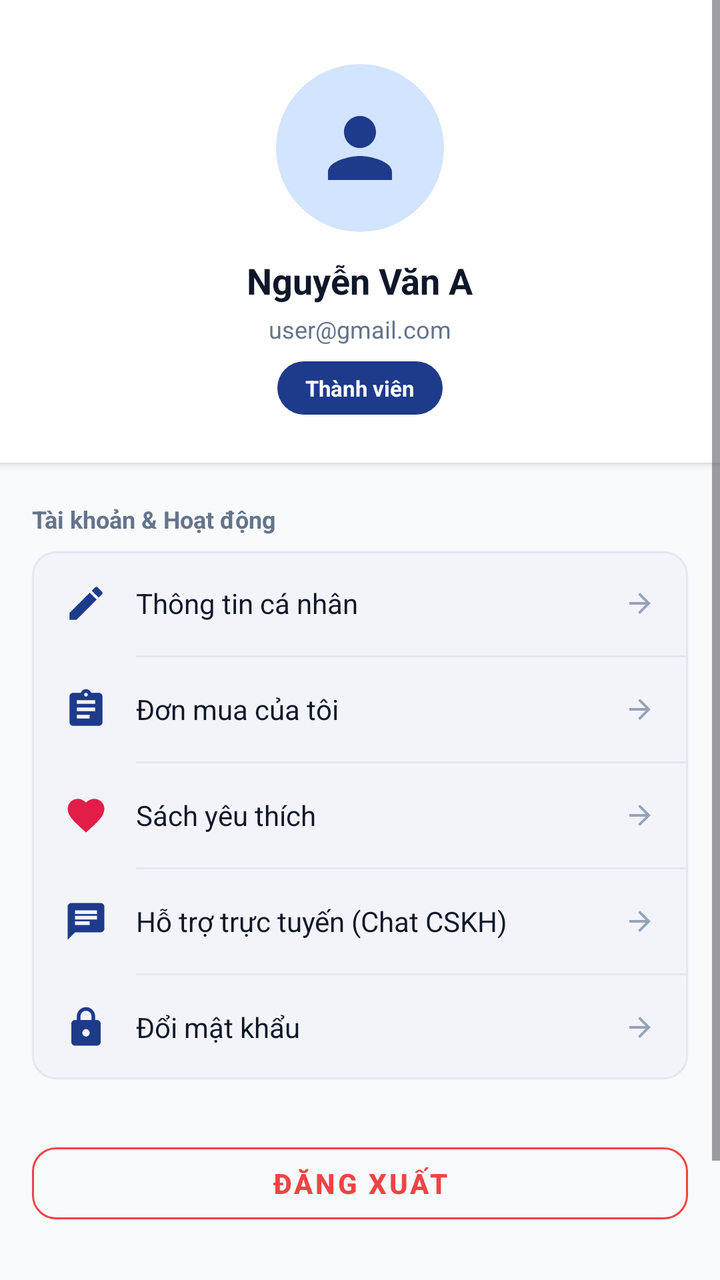
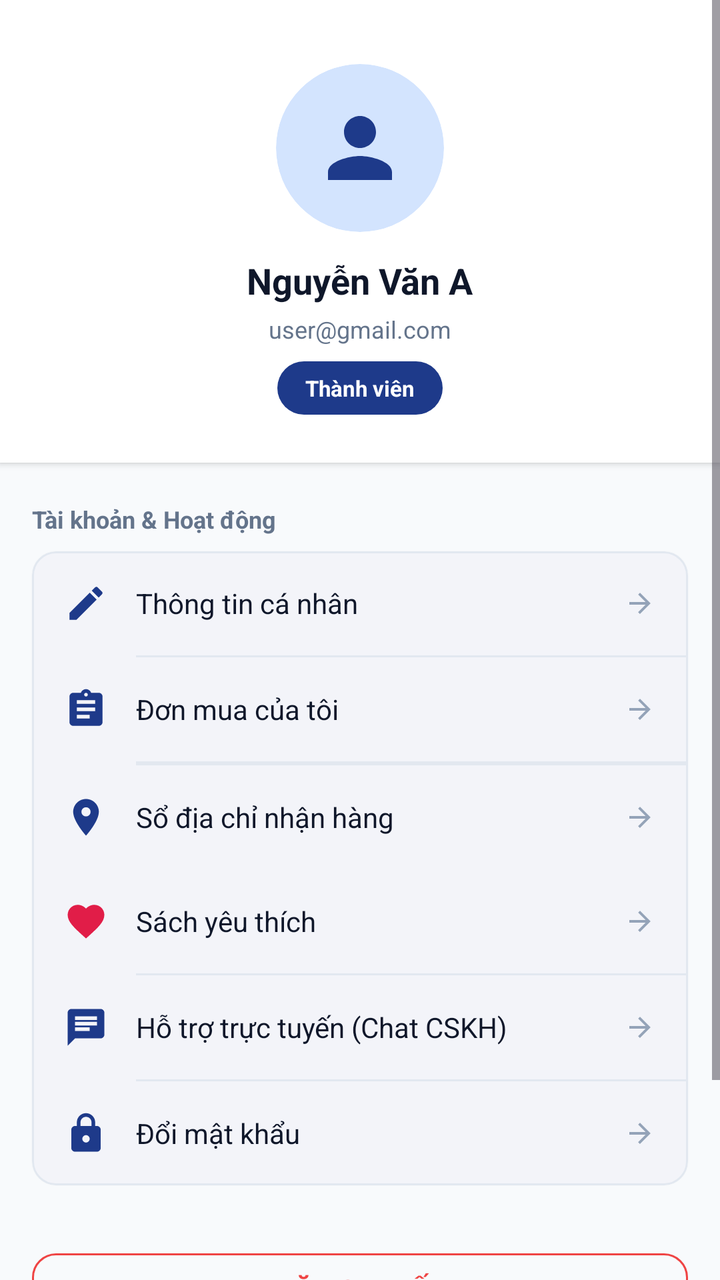

Screens rendered from an Android XML layout before and after an edit, with the pre-edit source and the edit as a unified diff.
<!-- AndroidManifest.xml: application theme Theme.Book_selling_app -->
<!-- res/layout/fragment_profile.xml -->
<?xml version="1.0" encoding="utf-8"?>
<ScrollView xmlns:android="http://schemas.android.com/apk/res/android"
    xmlns:app="http://schemas.android.com/apk/res-auto"
    xmlns:tools="http://schemas.android.com/tools"
    android:layout_width="match_parent"
    android:layout_height="match_parent"
    android:background="@color/background"
    android:fillViewport="true"
    tools:context=".ProfileFragment"
    tools:ignore="HardcodedText,ContentDescription">

    <LinearLayout
        android:layout_width="match_parent"
        android:layout_height="wrap_content"
        android:orientation="vertical"
        android:paddingBottom="90dp">

        
        <LinearLayout
            android:layout_width="match_parent"
            android:layout_height="wrap_content"
            android:background="@color/surface"
            android:elevation="2dp"
            android:gravity="center"
            android:orientation="vertical"
            android:paddingStart="24dp"
            android:paddingTop="32dp"
            android:paddingEnd="24dp"
            android:paddingBottom="24dp">

            <androidx.cardview.widget.CardView
                android:layout_width="84dp"
                android:layout_height="84dp"
                app:cardBackgroundColor="@color/primary_container"
                app:cardCornerRadius="42dp"
                app:cardElevation="0dp">

                <ImageView
                    android:layout_width="48dp"
                    android:layout_height="48dp"
                    android:layout_gravity="center"
                    android:contentDescription="@null"
                    android:src="@drawable/ic_nav_person"
                    app:tint="@color/primary" />
            </androidx.cardview.widget.CardView>

            <TextView
                android:id="@+id/tvProfileName"
                android:layout_width="wrap_content"
                android:layout_height="wrap_content"
                android:layout_marginTop="12dp"
                android:text="Nguyễn Văn A"
                android:textColor="@color/text_primary"
                android:textSize="@dimen/text_xl"
                android:textStyle="bold" />

            <TextView
                android:id="@+id/tvProfileEmail"
                android:layout_width="wrap_content"
                android:layout_height="wrap_content"
                android:layout_marginTop="4dp"
                android:text="user@gmail.com"
                android:textColor="@color/text_secondary"
                android:textSize="@dimen/text_sm" />

            <TextView
                android:id="@+id/tvProfileRole"
                android:layout_width="wrap_content"
                android:layout_height="wrap_content"
                android:layout_marginTop="8dp"
                android:background="@drawable/bg_chip_selected"
                android:text="Thành viên"
                android:textColor="@color/white"
                android:textSize="@dimen/text_xs"
                android:textStyle="bold" />
        </LinearLayout>

        
        <TextView
            android:layout_width="wrap_content"
            android:layout_height="wrap_content"
            android:layout_marginStart="16dp"
            android:layout_marginTop="20dp"
            android:layout_marginBottom="8dp"
            android:text="Tài khoản &amp; Hoạt động"
            android:textColor="@color/text_secondary"
            android:textSize="@dimen/text_sm"
            android:textStyle="bold" />

        <com.google.android.material.card.MaterialCardView
            android:layout_width="match_parent"
            android:layout_height="wrap_content"
            android:layout_marginStart="16dp"
            android:layout_marginEnd="16dp"
            app:cardBackgroundColor="@color/surface"
            app:cardCornerRadius="@dimen/radius_md"
            app:cardElevation="1dp"
            app:strokeColor="@color/border_subtle"
            app:strokeWidth="1dp">

            <LinearLayout
                android:layout_width="match_parent"
                android:layout_height="wrap_content"
                android:orientation="vertical">

                
                <LinearLayout
                    android:id="@+id/btnMenuEditProfile"
                    android:layout_width="match_parent"
                    android:layout_height="52dp"
                    android:clickable="true"
                    android:focusable="true"
                    android:gravity="center_vertical"
                    android:orientation="horizontal"
                    android:paddingStart="16dp"
                    android:paddingEnd="16dp">

                    <ImageView
                        android:layout_width="22dp"
                        android:layout_height="22dp"
                        android:contentDescription="@null"
                        android:src="@drawable/ic_edit"
                        app:tint="@color/primary" />

                    <TextView
                        android:layout_width="0dp"
                        android:layout_height="wrap_content"
                        android:layout_marginStart="14dp"
                        android:layout_weight="1"
                        android:text="Thông tin cá nhân"
                        android:textColor="@color/text_primary"
                        android:textSize="@dimen/text_md" />

                    <ImageView
                        android:layout_width="16dp"
                        android:layout_height="16dp"
                        android:contentDescription="@null"
                        android:rotation="180"
                        android:src="@drawable/ic_arrow_back"
                        app:tint="@color/text_muted" />
                </LinearLayout>

                <View
                    android:layout_width="match_parent"
                    android:layout_height="1dp"
                    android:layout_marginStart="52dp"
                    android:background="@color/border_subtle" />

                
                <LinearLayout
                    android:id="@+id/btnMenuOrders"
                    android:layout_width="match_parent"
                    android:layout_height="52dp"
                    android:clickable="true"
                    android:focusable="true"
                    android:gravity="center_vertical"
                    android:orientation="horizontal"
                    android:paddingStart="16dp"
                    android:paddingEnd="16dp">

                    <ImageView
                        android:layout_width="22dp"
                        android:layout_height="22dp"
                        android:contentDescription="@null"
                        android:src="@drawable/ic_nav_orders"
                        app:tint="@color/primary" />

                    <TextView
                        android:layout_width="0dp"
                        android:layout_height="wrap_content"
                        android:layout_marginStart="14dp"
                        android:layout_weight="1"
                        android:text="Đơn mua của tôi"
                        android:textColor="@color/text_primary"
                        android:textSize="@dimen/text_md" />

                    <ImageView
                        android:layout_width="16dp"
                        android:layout_height="16dp"
                        android:contentDescription="@null"
                        android:rotation="180"
                        android:src="@drawable/ic_arrow_back"
                        app:tint="@color/text_muted" />
                </LinearLayout>

                <View
                    android:layout_width="match_parent"
                    android:layout_height="1dp"
                    android:layout_marginStart="52dp"
                    android:background="@color/border_subtle" />

                
                <LinearLayout
                    android:id="@+id/btnMenuFavorites"
                    android:layout_width="match_parent"
                    android:layout_height="52dp"
                    android:clickable="true"
                    android:focusable="true"
                    android:gravity="center_vertical"
                    android:orientation="horizontal"
                    android:paddingStart="16dp"
                    android:paddingEnd="16dp">

                    <ImageView
                        android:layout_width="22dp"
                        android:layout_height="22dp"
                        android:contentDescription="@null"
                        android:src="@drawable/ic_favorite_filled"
                        app:tint="@color/status_discount" />

                    <TextView
                        android:layout_width="0dp"
                        android:layout_height="wrap_content"
                        android:layout_marginStart="14dp"
                        android:layout_weight="1"
                        android:text="Sách yêu thích"
                        android:textColor="@color/text_primary"
                        android:textSize="@dimen/text_md" />

                    <ImageView
                        android:layout_width="16dp"
                        android:layout_height="16dp"
                        android:contentDescription="@null"
                        android:rotation="180"
                        android:src="@drawable/ic_arrow_back"
                        app:tint="@color/text_muted" />
                </LinearLayout>

                <View
                    android:layout_width="match_parent"
                    android:layout_height="1dp"
                    android:layout_marginStart="52dp"
                    android:background="@color/border_subtle" />

                
                <LinearLayout
                    android:id="@+id/btnMenuChatSupport"
                    android:layout_width="match_parent"
                    android:layout_height="52dp"
                    android:clickable="true"
                    android:focusable="true"
                    android:gravity="center_vertical"
                    android:orientation="horizontal"
                    android:paddingStart="16dp"
                    android:paddingEnd="16dp">

                    <ImageView
                        android:layout_width="22dp"
                        android:layout_height="22dp"
                        android:contentDescription="@null"
                        android:src="@drawable/ic_chat"
                        app:tint="@color/primary" />

                    <TextView
                        android:layout_width="0dp"
                        android:layout_height="wrap_content"
                        android:layout_marginStart="14dp"
                        android:layout_weight="1"
                        android:text="Hỗ trợ trực tuyến (Chat CSKH)"
                        android:textColor="@color/text_primary"
                        android:textSize="@dimen/text_md" />

                    <ImageView
                        android:layout_width="16dp"
                        android:layout_height="16dp"
                        android:contentDescription="@null"
                        android:rotation="180"
                        android:src="@drawable/ic_arrow_back"
                        app:tint="@color/text_muted" />
                </LinearLayout>

                <View
                    android:layout_width="match_parent"
                    android:layout_height="1dp"
                    android:layout_marginStart="52dp"
                    android:background="@color/border_subtle" />

                
                <LinearLayout
                    android:id="@+id/btnMenuPassword"
                    android:layout_width="match_parent"
                    android:layout_height="52dp"
                    android:clickable="true"
                    android:focusable="true"
                    android:gravity="center_vertical"
                    android:orientation="horizontal"
                    android:paddingStart="16dp"
                    android:paddingEnd="16dp">

                    <ImageView
                        android:layout_width="22dp"
                        android:layout_height="22dp"
                        android:contentDescription="@null"
                        android:src="@drawable/ic_lock"
                        app:tint="@color/primary" />

                    <TextView
                        android:layout_width="0dp"
                        android:layout_height="wrap_content"
                        android:layout_marginStart="14dp"
                        android:layout_weight="1"
                        android:text="Đổi mật khẩu"
                        android:textColor="@color/text_primary"
                        android:textSize="@dimen/text_md" />

                    <ImageView
                        android:layout_width="16dp"
                        android:layout_height="16dp"
                        android:contentDescription="@null"
                        android:rotation="180"
                        android:src="@drawable/ic_arrow_back"
                        app:tint="@color/text_muted" />
                </LinearLayout>

                
                <View
                    android:id="@+id/dividerAdmin"
                    android:layout_width="match_parent"
                    android:layout_height="1dp"
                    android:layout_marginStart="52dp"
                    android:background="@color/border_subtle"
                    android:visibility="gone" />

                <LinearLayout
                    android:id="@+id/btnMenuAdminPanel"
                    android:layout_width="match_parent"
                    android:layout_height="52dp"
                    android:clickable="true"
                    android:focusable="true"
                    android:gravity="center_vertical"
                    android:orientation="horizontal"
                    android:paddingStart="16dp"
                    android:paddingEnd="16dp"
                    android:visibility="gone">

                    <ImageView
                        android:layout_width="22dp"
                        android:layout_height="22dp"
                        android:contentDescription="@null"
                        android:src="@drawable/ic_dashboard"
                        app:tint="@color/status_warning" />

                    <TextView
                        android:layout_width="0dp"
                        android:layout_height="wrap_content"
                        android:layout_marginStart="14dp"
                        android:layout_weight="1"
                        android:text="Bảng điều khiển Quản trị viên"
                        android:textColor="@color/primary"
                        android:textSize="@dimen/text_md"
                        android:textStyle="bold" />

                    <ImageView
                        android:layout_width="16dp"
                        android:layout_height="16dp"
                        android:contentDescription="@null"
                        android:rotation="180"
                        android:src="@drawable/ic_arrow_back"
                        app:tint="@color/text_muted" />
                </LinearLayout>

            </LinearLayout>

        </com.google.android.material.card.MaterialCardView>

        
        <com.google.android.material.button.MaterialButton
            android:id="@+id/btnLogout"
            style="@style/Widget.MaterialComponents.Button.OutlinedButton"
            android:layout_width="match_parent"
            android:layout_height="@dimen/button_height"
            android:layout_marginStart="16dp"
            android:layout_marginTop="28dp"
            android:layout_marginEnd="16dp"
            android:text="ĐĂNG XUẤT"
            android:textColor="@color/status_error"
            android:textSize="@dimen/text_md"
            android:textStyle="bold"
            app:cornerRadius="@dimen/radius_md"
            app:strokeColor="@color/status_error" />

    </LinearLayout>

</ScrollView>
<!-- resources referenced by this layout -->
<resources>
  <color name="background">#F8FAFC</color>
  <color name="border_subtle">#E2E8F0</color>
  <color name="primary">#1E3A8A</color>
  <color name="primary_container">#D3E4FE</color>
  <color name="status_discount">#E11D48</color>
  <color name="status_error">#EF4444</color>
  <color name="status_warning">#F59E0B</color>
  <color name="surface">#FFFFFF</color>
  <color name="text_muted">#94A3B8</color>
  <color name="text_primary">#0F172A</color>
  <color name="text_secondary">#64748B</color>
  <color name="white">#FFFFFFFF</color>
  <dimen name="button_height">48dp</dimen>
  <dimen name="radius_md">12dp</dimen>
  <dimen name="text_md">14sp</dimen>
  <dimen name="text_sm">12sp</dimen>
  <dimen name="text_xl">18sp</dimen>
  <dimen name="text_xs">11sp</dimen>
  <!-- drawable bg_chip_selected (drawable) -->
  <?xml version="1.0" encoding="utf-8"?>
  <shape xmlns:android="http://schemas.android.com/apk/res/android"
      android:shape="rectangle">
      <solid android:color="@color/primary" />
      <corners android:radius="@dimen/radius_pill" />
      <padding
          android:left="14dp"
          android:top="6dp"
          android:right="14dp"
          android:bottom="6dp" />
  </shape>
  <!-- drawable ic_arrow_back (drawable) -->
  <vector xmlns:android="http://schemas.android.com/apk/res/android"
      android:width="24dp"
      android:height="24dp"
      android:viewportWidth="24"
      android:viewportHeight="24">
    <path
        android:fillColor="@color/text_primary"
        android:pathData="M20,11H7.83l5.59,-5.59L12,4l-8,8 8,8 1.41,-1.41L7.83,13H20v-2z"/>
  </vector>
  <!-- drawable ic_chat (drawable) -->
  <vector xmlns:android="http://schemas.android.com/apk/res/android"
      android:width="24dp"
      android:height="24dp"
      android:viewportWidth="24"
      android:viewportHeight="24">
    <path
        android:fillColor="@color/white"
        android:pathData="M20,2H4c-1.1,0 -1.99,0.9 -1.99,2L2,22l4,-4h14c1.1,0 2,-0.9 2,-2V4c0,-1.1 -0.9,-2 -2,-2zM6,9h12v2H6V9zm8,5H6v-2h8v2zm4,-6H6V6h12v2z"/>
  </vector>
  <!-- drawable ic_dashboard (drawable) -->
  <vector xmlns:android="http://schemas.android.com/apk/res/android"
      android:width="24dp"
      android:height="24dp"
      android:viewportWidth="24"
      android:viewportHeight="24">
      <path
          android:fillColor="@color/primary"
          android:pathData="M3,13h8V3H3v10zm0,8h8v-6H3v6zm10,0h8V11h-8v10zm0,-18v6h8V3h-8z" />
  </vector>
  <!-- drawable ic_nav_person (drawable) -->
  <vector xmlns:android="http://schemas.android.com/apk/res/android"
      android:width="24dp"
      android:height="24dp"
      android:viewportWidth="24"
      android:viewportHeight="24">
    <path
        android:fillColor="#FF000000"
        android:pathData="M12,12c2.21,0 4,-1.79 4,-4s-1.79,-4 -4,-4 -4,1.79 -4,4 1.79,4 4,4zm0,2c-2.67,0 -8,1.34 -8,4v2h16v-2c0,-2.66 -5.33,-4 -8,-4z"/>
  </vector>
  <style name="Theme.Book_selling_app" parent="Base.Theme.Book_selling_app" />
  <dimen name="radius_pill">999dp</dimen>
  <color name="primary_dark">#00236F</color>
  <color name="on_primary">#FFFFFF</color>
  <color name="secondary">#D97706</color>
  <color name="on_secondary">#FFFFFF</color>
  <!-- unchanged entries left out for length: 5 -->
</resources>

<!-- the commit's change to res/layout/fragment_profile.xml (unified diff, before → after) -->
@@ -189,7 +189,49 @@
                     android:layout_marginStart="52dp"
                     android:background="@color/border_subtle" />
 
-                
+                                <View
+                    android:layout_width="match_parent"
+                    android:layout_height="1dp"
+                    android:layout_marginStart="52dp"
+                    android:background="@color/border_subtle" />
+
+                
+                <LinearLayout
+                    android:id="@+id/btnMenuAddressBook"
+                    android:layout_width="match_parent"
+                    android:layout_height="52dp"
+                    android:clickable="true"
+                    android:focusable="true"
+                    android:gravity="center_vertical"
+                    android:orientation="horizontal"
+                    android:paddingStart="16dp"
+                    android:paddingEnd="16dp">
+
+                    <ImageView
+                        android:layout_width="22dp"
+                        android:layout_height="22dp"
+                        android:contentDescription="@null"
+                        android:src="@drawable/ic_location"
+                        app:tint="@color/primary" />
+
+                    <TextView
+                        android:layout_width="0dp"
+                        android:layout_height="wrap_content"
+                        android:layout_marginStart="14dp"
+                        android:layout_weight="1"
+                        android:text="Sổ địa chỉ nhận hàng"
+                        android:textColor="@color/text_primary"
+                        android:textSize="@dimen/text_md" />
+
+                    <ImageView
+                        android:layout_width="16dp"
+                        android:layout_height="16dp"
+                        android:contentDescription="@null"
+                        android:rotation="180"
+                        android:src="@drawable/ic_arrow_back"
+                        app:tint="@color/text_muted" />
+                </LinearLayout>
+
                 <LinearLayout
                     android:id="@+id/btnMenuFavorites"
                     android:layout_width="match_parent"
<!-- resource entries referenced after the edit -->
@@ -60,6 +60,16 @@
           android:fillColor="@color/primary"
           android:pathData="M3,13h8V3H3v10zm0,8h8v-6H3v6zm10,0h8V11h-8v10zm0,-18v6h8V3h-8z" />
   </vector>
+  <!-- drawable ic_location (drawable) -->
+  <vector xmlns:android="http://schemas.android.com/apk/res/android"
+      android:width="24dp"
+      android:height="24dp"
+      android:viewportWidth="24"
+      android:viewportHeight="24">
+    <path
+        android:fillColor="@android:color/white"
+        android:pathData="M12,2C8.13,2 5,5.13 5,9c0,5.25 7,13 7,13s7,-7.75 7,-13c0,-3.87 -3.13,-7 -7,-7zM12,11.5c-1.38,0 -2.5,-1.12 -2.5,-2.5s1.12,-2.5 2.5,-2.5 2.5,1.12 2.5,2.5 -1.12,2.5 -2.5,2.5z"/>
+  </vector>
   <!-- drawable ic_nav_person (drawable) -->
   <vector xmlns:android="http://schemas.android.com/apk/res/android"
       android:width="24dp"
